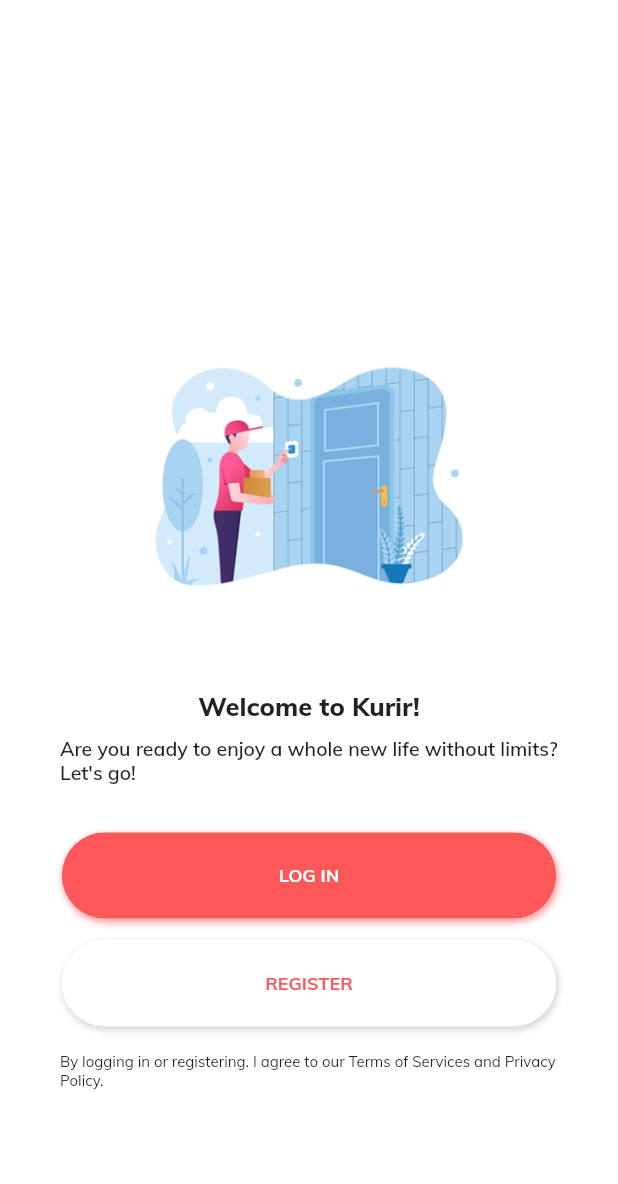
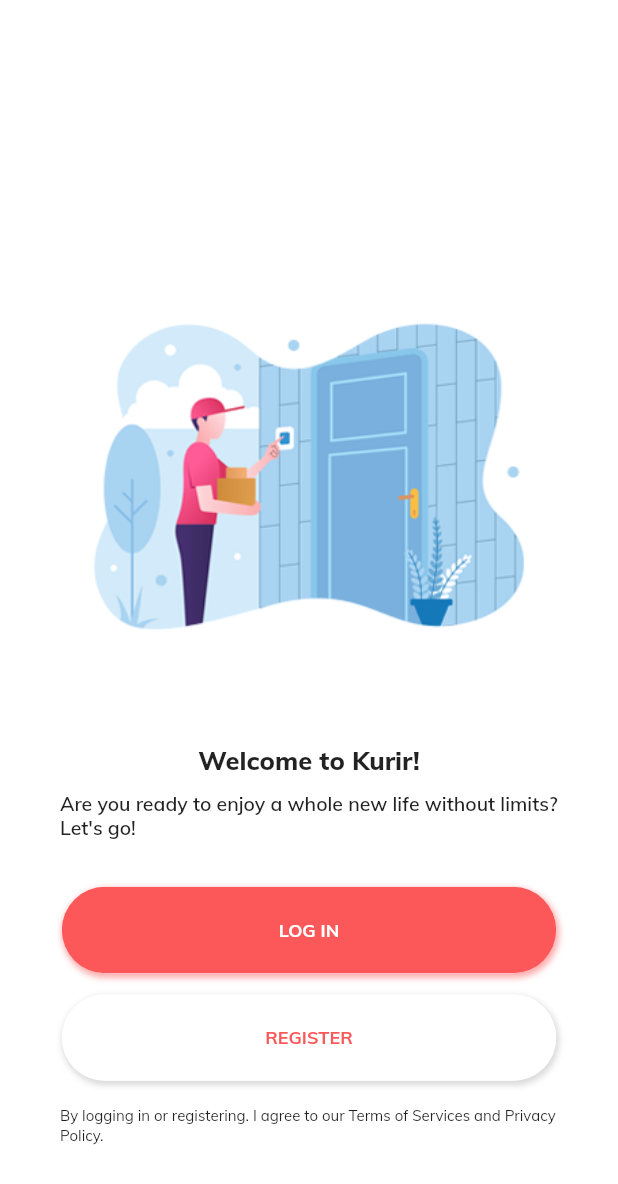
Before and after one commit to icadpratama/kurir_app, a Flutter app: the screen it shows after launch, on a phone screen of 412 x 824 dp. Shown: the top 1184 px of the screen. Run offline on Flutter 3.47's test engine with Material 2 defaults, Android fonts, the phone set to English and light mode, and no system bars.

```diff
--- a/lib/Screens/Welcome/components/body.dart
+++ b/lib/Screens/Welcome/components/body.dart
@@ -16,7 +16,7 @@
             children: <Widget>[
               Center(
                 child: new Image.asset('assets/images/splash_bg.png',
-                    width: size.width * 0.5),
+                    width: size.width * 0.7),
               ),
               SizedBox(height: size.height * 0.05),
               Center(
```
Also changed, not shown: 1 other file.
